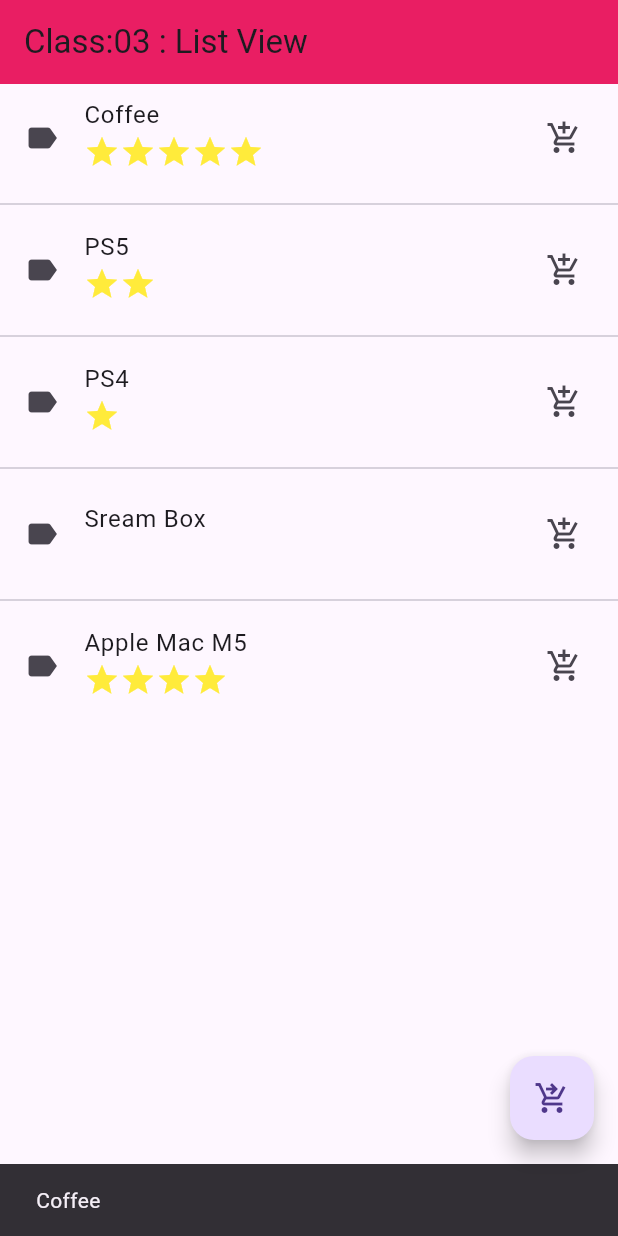
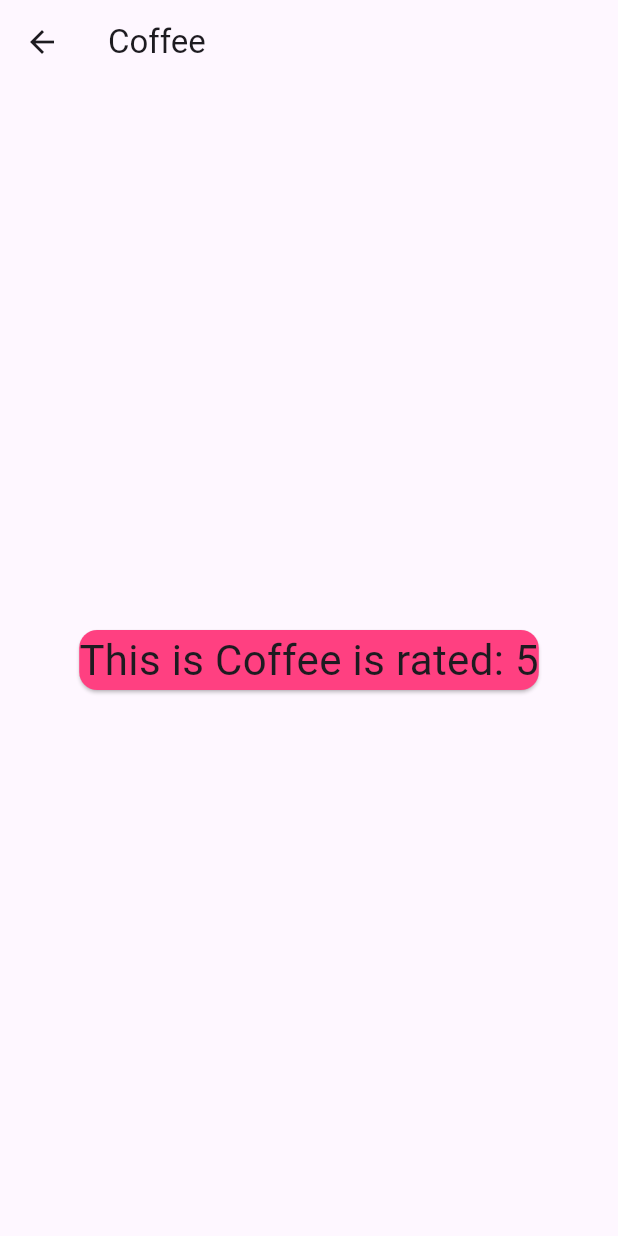
Before and after one commit to Yaman-V/learn-flutter, a Flutter app: the HomePage screen opened directly, after a tap on "Coffee", on a phone screen of 412 x 824 dp. Run offline on Flutter 3.47's test engine with Material 3 defaults, Android fonts, the light colour scheme and no system bars; our stand-ins replace google_fonts.

Commit message:
Class03: List View and navigations
feat: Added a simple navigations

```diff
--- a/Learning-Flutter/learning_flutter_app/lib/lessons/class_03_list_view/class_03_main.dart
+++ b/Learning-Flutter/learning_flutter_app/lib/lessons/class_03_list_view_and_navigations/class_03_main.dart
@@ -16,9 +16,6 @@
     return MaterialApp(home: HomePage(), debugShowCheckedModeBanner: false);
   }
 }
-
-// Add a delete action — wire your trailing: Icon(Icons.add_box) (or swap it for a delete icon, your call) to remove that product via setState.
-// Add a minimal DetailScreen (new StatelessWidget, takes a Product in its constructor, displays the name and star count). Wire onTap to Navigator.push to it, passing products[index].
 
 // This is stateful because we change the product list
 class HomePage extends StatefulWidget {
@@ -60,12 +57,19 @@
               color: Colors.red,
               alignment: AlignmentDirectional.centerEnd,
               padding: EdgeInsets.all(15),
-
               child: Icon(Icons.delete),
             ),
-            onDismissed: (direction) => setState(() {
-              products.removeAt(index);
-            }),
+
+            onDismissed: (direction) {
+              final removedName = products[index].name;
+              setState(() => products.removeAt(index));
+              ScaffoldMessenger.of(context).showSnackBar(
+                SnackBar(
+                  content: Text('deleted $removedName successfully.'),
+                  duration: Duration(seconds: 1),
+                ),
+              );
+            },
 
             child: ListTile(
               leading: Icon(Icons.label),
@@ -79,17 +83,22 @@
                     ),
               ),
               trailing: Icon(Icons.add_shopping_cart),
-              onTap: () => ScaffoldMessenger.of(context).showSnackBar(
-                SnackBar(
-                  content: Text(products[index].name),
-                  duration: Duration(seconds: 1),
-                ),
-              ),
+
+              onTap: () {
+                Navigator.push(
+                  context,
+                  MaterialPageRoute(
+                    builder: (context) =>
+                        ProductDetailsPage(selectedProduct: products[index]),
+                  ),
+                );
+              },
             ),
           );
         },
-        separatorBuilder: (context, index) => Divider(), //I want the defult
+        separatorBuilder: (context, index) => Divider(),
       ),
+
       floatingActionButton: FloatingActionButton(
         child: Icon(Icons.shopping_cart_checkout),
         onPressed: () {},
@@ -97,3 +106,24 @@
     );
   }
 }
+
+class ProductDetailsPage extends StatelessWidget {
+  final Product selectedProduct;
+  const ProductDetailsPage({super.key, required this.selectedProduct});
+
+  @override
+  Widget build(BuildContext context) {
+    return Scaffold(
+      appBar: AppBar(title: Text(selectedProduct.name)),
+      body: Center(
+        child: Card(
+          color: Colors.pinkAccent,
+          child: Text(
+            style: TextStyle(fontSize: 28),
+            'This is ${selectedProduct.name} is rated: ${selectedProduct.starCount}',
+          ),
+        ),
+      ),
+    );
+  }
+}
```
